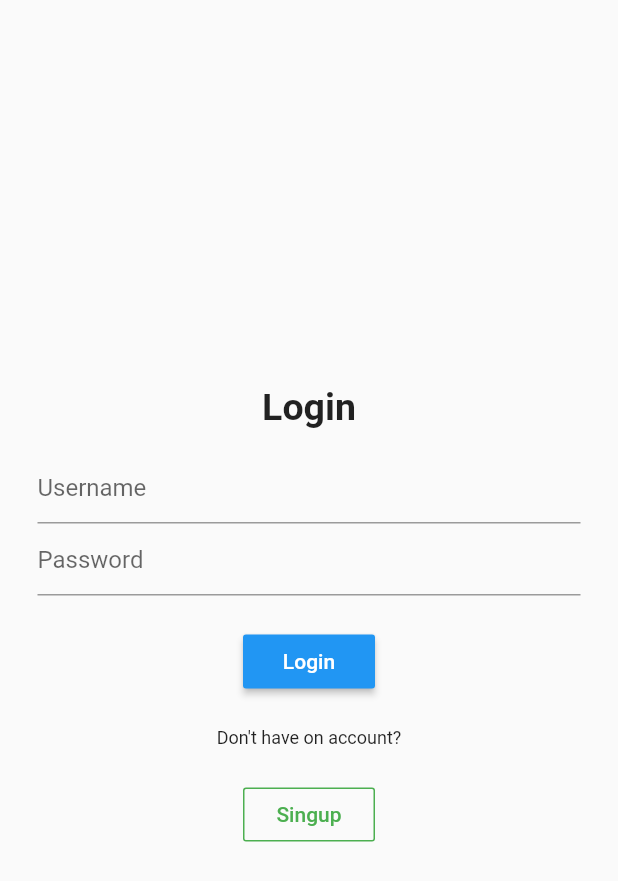
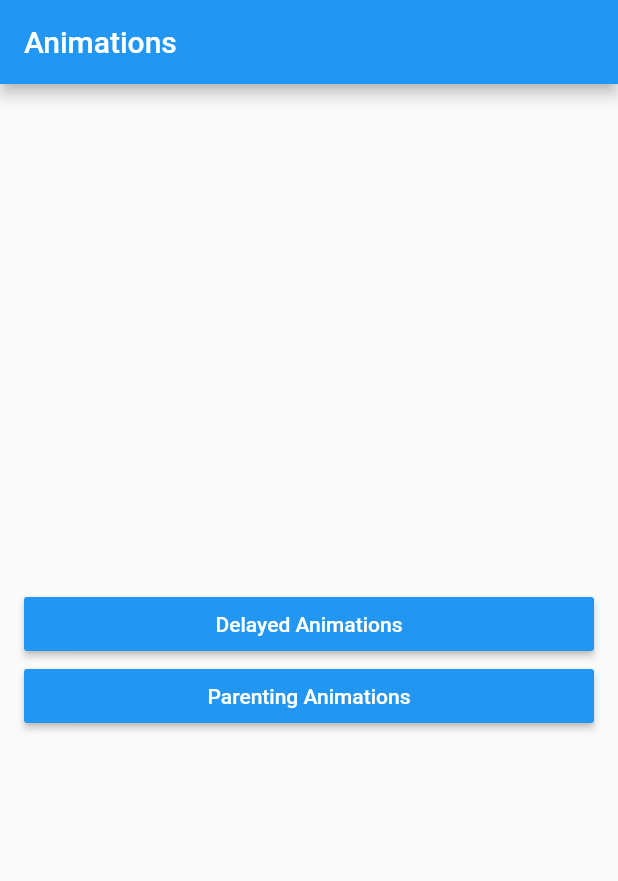
Before and after one commit to gislainy/Flutter-Animation-Study, a Flutter app: the screen it shows after launch, on a phone screen of 412 x 824 dp. Shown: the top 881 px of the screen. Run offline on Flutter 3.47's test engine with Material 2 defaults, Android fonts, the phone set to English and light mode, and no system bars.

Commit message:
Separating responsability

```diff
--- a/animations/lib/main.dart
+++ b/animations/lib/main.dart
@@ -1,3 +1,4 @@
+import 'package:animations/screens/delayedAnimation.dart';
 import 'package:flutter/material.dart';
 import 'package:flutter/animation.dart';
 
@@ -27,108 +28,40 @@ class MyHomePage extends StatefulWidget {
   _MyHomePageState createState() => _MyHomePageState();
 }
 
-class _MyHomePageState extends State<MyHomePage>
-    with SingleTickerProviderStateMixin {
-  Animation animation, delayedAnimation, muchDelayedAnimation;
-  AnimationController animationController;
-
-  @override
-  void initState() {
-    super.initState();
-    animationController =
-        AnimationController(duration: Duration(seconds: 2), vsync: this);
-
-    animation = Tween(begin: -1.0, end: 0.0).animate(CurvedAnimation(
-        parent: animationController, curve: Curves.fastOutSlowIn));
-
-    delayedAnimation = Tween(begin: -1.0, end: 0.0).animate(CurvedAnimation(
-        parent: animationController,
-        curve: Interval(0.5, 1.0, curve: Curves.fastOutSlowIn)));
-
-    muchDelayedAnimation = Tween(begin: -1.0, end: 0.0).animate(CurvedAnimation(
-        parent: animationController,
-        curve: Interval(0.8, 1.0, curve: Curves.fastOutSlowIn)));
-
-    animationController.forward();
-  }
-
+class _MyHomePageState extends State<MyHomePage> {
   @override
   Widget build(BuildContext context) {
-    final double width = MediaQuery.of(context).size.width;
-
-    return AnimatedBuilder(
-      animation: animationController,
-      builder: (context, child) {
     return Scaffold(
-          body: Center(
-            child: Container(
-              padding: EdgeInsets.all(25),
+      appBar: AppBar(
+        title: Text('Animations'),
+      ),
+      body: Padding(
+        padding: const EdgeInsets.all(16.0),
         child: Column(
           mainAxisAlignment: MainAxisAlignment.center,
+          crossAxisAlignment: CrossAxisAlignment.stretch,
           children: <Widget>[
-                  Transform(
-                    transform: Matrix4.translationValues(
-                        animation.value * width, 0.0, 0.0),
-                    child: Text(
-                      'Login',
-                      style:
-                          TextStyle(fontSize: 25, fontWeight: FontWeight.bold),
+            RaisedButton(
+              child: Text('Delayed Animations'),
+              textColor: Colors.white,
+              color: Colors.blue,
+              onPressed: () {
+                Navigator.of(context).push(MaterialPageRoute(
+                    builder: (context) => DelayedAnimation()));
+              },
             ),
+            RaisedButton(
+              child: Text('Parenting Animations'),
+              textColor: Colors.white,
+              color: Colors.blue,
+              onPressed: () {
+                Navigator.of(context).push(MaterialPageRoute(
+                    builder: (context) => DelayedAnimation()));
+              },
             ),
-                  SizedBox(
-                    height: 15,
-                  ),
-                  Transform(
-                      transform: Matrix4.translationValues(
-                          delayedAnimation.value * width, 0.0, 0.0),
-                      child: Column(children: <Widget>[
-                        TextField(
-                          decoration: InputDecoration(hintText: 'Username'),
-                        ),
-                        TextField(
-                          obscureText: true,
-                          decoration: InputDecoration(
-                            hintText: 'Password',
-                          ),
-                        ),
-                        SizedBox(
-                          height: 20,
-                        ),
-                      ])),
-                  Transform(
-                      transform: Matrix4.translationValues(
-                          muchDelayedAnimation.value * width, 0.0, 0.0),
-                      child: Column(children: <Widget>[
-                        RaisedButton(
-                          child: Text('Login'),
-                          color: Colors.blue,
-                          textColor: Colors.white,
-                          onPressed: () {},
-                        ),
-                        SizedBox(
-                          height: 20,
-                        ),
-                        Text(
-                          'Don\'t have on account?',
-                          style: TextStyle(fontSize: 12),
-                        ),
-                        SizedBox(
-                          height: 20,
-                        ),
-                        OutlineButton(
-                          child: Text('Singup'),
-                          color: Colors.green,
-                          textColor: Colors.green,
-                          borderSide: BorderSide(color: Colors.green),
-                          onPressed: () {},
-                        )
-                      ])),
           ],
         ),
       ),
-          ),
-        );
-      },
     );
   }
 }
```
Also changed, not shown: animations/lib/screens/delayedAnimation.dart (added, +119 -0 lines). Lines whose indentation alone changed are shown as unchanged.
